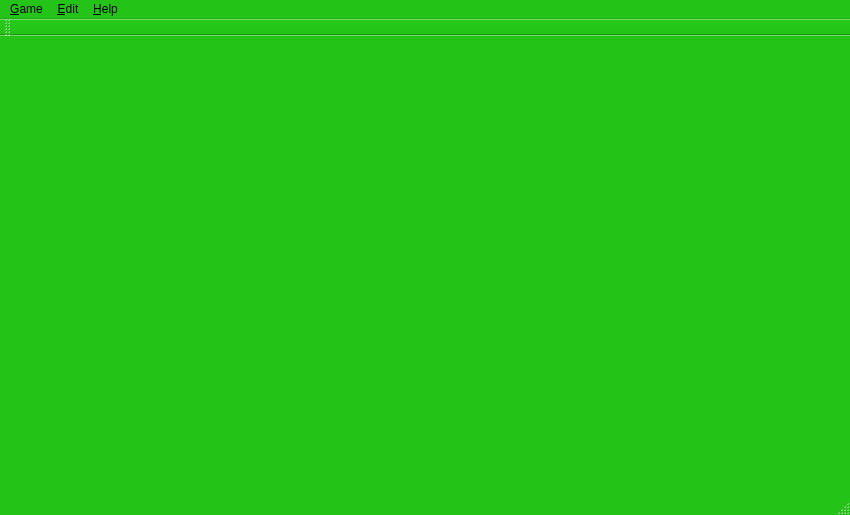
First picture: the form in CardGame/gameboard.ui, repository kiloecho78/CS4865, before the edit.
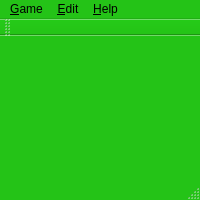
Second picture: the form after the edit. Icons and pictures are not drawn.

```diff
--- a/CardGame/gameboard.ui
+++ b/CardGame/gameboard.ui
@@ -6,8 +6,8 @@
    <rect>
     <x>0</x>
     <y>0</y>
-    <width>850</width>
-    <height>515</height>
+    <width>200</width>
+    <height>200</height>
    </rect>
   </property>
   <property name="palette">
@@ -87,7 +87,7 @@
     <rect>
      <x>0</x>
      <y>0</y>
-     <width>850</width>
+     <width>200</width>
      <height>21</height>
     </rect>
    </property>
```
Left out of the diff: 6 changed lines with no effect on the pictures.
